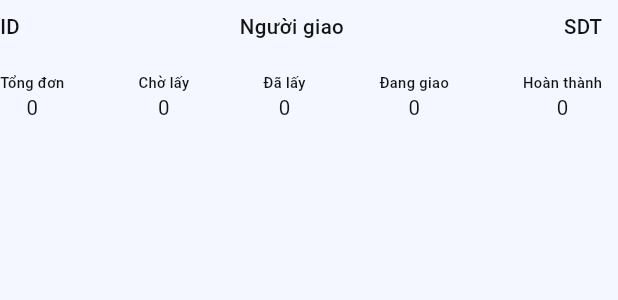
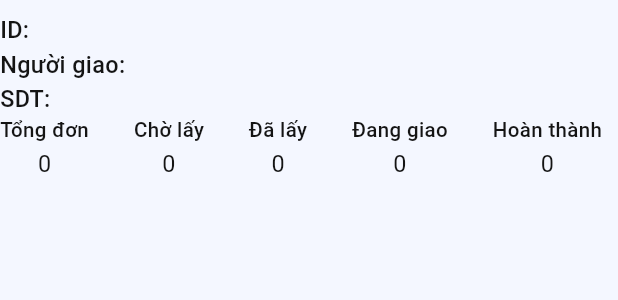
Before and after one commit to ToanMobile/GiaoHangFlutter, a Flutter app: the ManagerItemView widget shown alone on an empty page, opened directly with empty values, on a phone screen of 412 x 824 dp. Shown: the top 300 px of the screen. Run offline on Flutter 3.47's test engine with Material 3 defaults, Android fonts, the phone set to English and light mode, and no system bars; our stand-ins replace cached_network_image, dio, event_bus, flutter_cache_manager, flutter_svg, fluttertoast and 6 more; accounts and stored records are empty.

Commit message:
Update manager_item_view.dart

```diff
--- a/lib/ui/main/home/widget/manager_item_view.dart
+++ b/lib/ui/main/home/widget/manager_item_view.dart
@@ -17,29 +17,43 @@ class ManagerItemView extends StatelessWidget {
   Widget build(BuildContext context) {
     return TouchableOpacity(
       child: Container(
-        height: 100.ws,
+        height: 130.ws,
         padding: EdgeInsets.only(right: 10.ws, top: 8.ws, bottom: 8.ws),
         child: Column(
           children: [
-            Row(
+            Column(
               mainAxisAlignment: MainAxisAlignment.spaceBetween,
               children: [
-                Column(
+                Row(
+                  crossAxisAlignment: CrossAxisAlignment.start,
                   children: [
-                    Text('ID', style: text14.medium.textColor141414, overflow: TextOverflow.ellipsis, maxLines: 1),
-                    Text(item.deliveryid.toString(), style: text14.textColor141414, overflow: TextOverflow.ellipsis, maxLines: 1),
+                    SizedBox(
+                      width: 90.ws,
+                      child: Text('ID: ', style: text16.medium.textColor141414, overflow: TextOverflow.ellipsis, maxLines: 1),
+                    ),
+                    Text(item.deliveryid.toString(), style: text16.medium.textColor141414, overflow: TextOverflow.ellipsis, maxLines: 1),
                   ],
                 ),
-                Column(
+                Row(
+                  crossAxisAlignment: CrossAxisAlignment.start,
                   children: [
-                    Text('Người giao', style: text14.medium.textColor141414, overflow: TextOverflow.ellipsis, maxLines: 1),
-                    Text(item.shipname ?? '', style: text14.textColor141414, overflow: TextOverflow.ellipsis, maxLines: 1),
+                    SizedBox(
+                      width: 90.ws,
+                      child: Text('Người giao: ', style: text16.medium.textColor141414, overflow: TextOverflow.ellipsis, maxLines: 1),
+                    ),
+                    Expanded(
+                      child: Text(item.shipname ?? '', style: text16.medium.textColor141414, overflow: TextOverflow.ellipsis, maxLines: 1),
+                    ),
                   ],
                 ),
-                Column(
+                Row(
+                  crossAxisAlignment: CrossAxisAlignment.start,
                   children: [
-                    Text('SDT', style: text14.medium.textColor141414, overflow: TextOverflow.ellipsis, maxLines: 1),
-                    Text(item.phone ?? '', style: text14.textColor141414, overflow: TextOverflow.ellipsis, maxLines: 1),
+                    SizedBox(
+                      width: 90.ws,
+                      child: Text('SDT: ', style: text16.medium.textColor141414, overflow: TextOverflow.ellipsis, maxLines: 1),
+                    ),
+                    Text(item.phone ?? '', style: text16.medium.textColor141414, overflow: TextOverflow.ellipsis, maxLines: 1),
                   ],
                 ),
               ],
@@ -49,32 +63,32 @@ class ManagerItemView extends StatelessWidget {
               children: [
                 Column(
                   children: [
-                    Text('Tổng đơn', style: text10.medium.textColor141414, overflow: TextOverflow.ellipsis, maxLines: 1),
-                    Text((item.total ?? 0).toString(), style: text14.textColor141414, overflow: TextOverflow.ellipsis, maxLines: 1),
+                    Text('Tổng đơn', style: text14.medium.textColor141414, overflow: TextOverflow.ellipsis, maxLines: 1),
+                    Text((item.total ?? 0).toString(), style: text16.textColor141414, overflow: TextOverflow.ellipsis, maxLines: 1),
                   ],
                 ),
                 Column(
                   children: [
-                    Text('Chờ lấy', style: text10.medium.textColor141414, overflow: TextOverflow.ellipsis, maxLines: 1),
-                    Text((item.choLayHang ?? 0).toString(), style: text14.textColor141414, overflow: TextOverflow.ellipsis, maxLines: 1),
+                    Text('Chờ lấy', style: text14.medium.textColor141414, overflow: TextOverflow.ellipsis, maxLines: 1),
+                    Text((item.choLayHang ?? 0).toString(), style: text16.textColor141414, overflow: TextOverflow.ellipsis, maxLines: 1),
                   ],
                 ),
                 Column(
                   children: [
-                    Text('Đã lấy', style: text10.medium.textColor141414, overflow: TextOverflow.ellipsis, maxLines: 1),
-                    Text((item.daLayHang ?? 0).toString(), style: text14.textColor141414, overflow: TextOverflow.ellipsis, maxLines: 1),
+                    Text('Đã lấy', style: text14.medium.textColor141414, overflow: TextOverflow.ellipsis, maxLines: 1),
+                    Text((item.daLayHang ?? 0).toString(), style: text16.textColor141414, overflow: TextOverflow.ellipsis, maxLines: 1),
                   ],
                 ),
                 Column(
                   children: [
-                    Text('Đang giao', style: text10.medium.textColor141414, overflow: TextOverflow.ellipsis, maxLines: 1),
-                    Text((item.dangGiaoHang ?? 0).toString(), style: text14.textColor141414, overflow: TextOverflow.ellipsis, maxLines: 1),
+                    Text('Đang giao', style: text14.medium.textColor141414, overflow: TextOverflow.ellipsis, maxLines: 1),
+                    Text((item.dangGiaoHang ?? 0).toString(), style: text16.textColor141414, overflow: TextOverflow.ellipsis, maxLines: 1),
                   ],
                 ),
                 Column(
                   children: [
-                    Text('Hoàn thành', style: text10.medium.textColor141414, overflow: TextOverflow.ellipsis, maxLines: 1),
-                    Text((item.hoanTat ?? 0).toString(), style: text14.textColor141414, overflow: TextOverflow.ellipsis, maxLines: 1),
+                    Text('Hoàn thành', style: text14.medium.textColor141414, overflow: TextOverflow.ellipsis, maxLines: 1),
+                    Text((item.hoanTat ?? 0).toString(), style: text16.textColor141414, overflow: TextOverflow.ellipsis, maxLines: 1),
                   ],
                 ),
               ],
```
